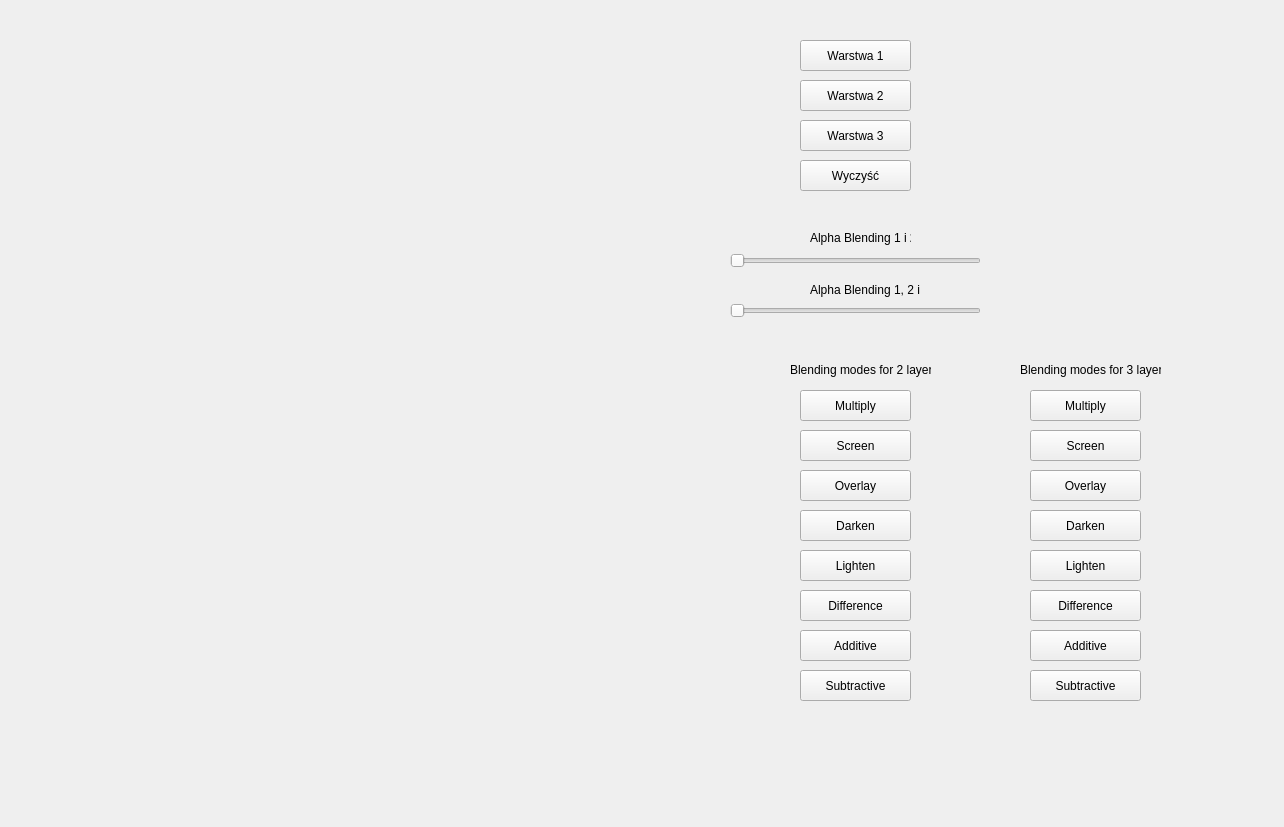
Before: the Qt Designer form blendmodeswidget.ui in jakubpradzynski/weston, drawn with Qt 5.
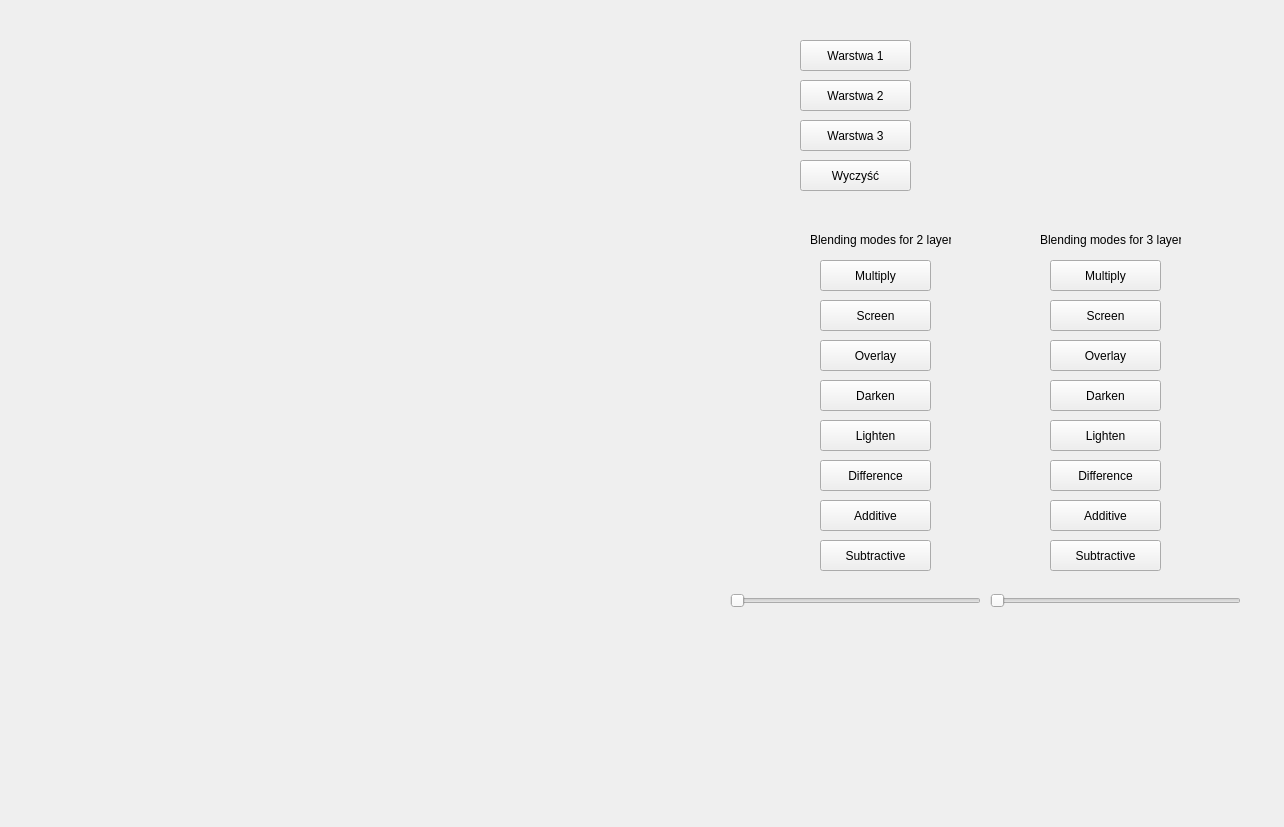
After: the same form once the commit is applied. Custom widgets are drawn as their Qt base class.

What changed in the file:
```diff
--- a/blendmodeswidget.ui
+++ b/blendmodeswidget.ui
@@ -66,7 +66,7 @@
    <property name="geometry">
     <rect>
      <x>730</x>
-     <y>250</y>
+     <y>590</y>
      <width>251</width>
      <height>22</height>
     </rect>
@@ -78,19 +78,6 @@
     <enum>Qt::Horizontal</enum>
    </property>
   </widget>
-  <widget class="QLabel" name="alphaBlendingLabel">
-   <property name="geometry">
-    <rect>
-     <x>810</x>
-     <y>230</y>
-     <width>101</width>
-     <height>16</height>
-    </rect>
-   </property>
-   <property name="text">
-    <string>Alpha Blending 1 i 2</string>
-   </property>
-  </widget>
   <widget class="QPushButton" name="clearButton">
    <property name="geometry">
     <rect>
@@ -104,24 +91,11 @@
     <string>Wyczyść</string>
    </property>
   </widget>
-  <widget class="QLabel" name="alphaBlendingForThreeLayersLabel">
-   <property name="geometry">
-    <rect>
-     <x>810</x>
-     <y>280</y>
-     <width>111</width>
-     <height>20</height>
-    </rect>
-   </property>
-   <property name="text">
-    <string>Alpha Blending 1, 2 i 3</string>
-   </property>
-  </widget>
   <widget class="QSlider" name="alphaBlendingForThreeLayersSlider">
    <property name="geometry">
     <rect>
-     <x>730</x>
-     <y>300</y>
+     <x>990</x>
+     <y>590</y>
      <width>251</width>
      <height>22</height>
     </rect>
@@ -136,8 +110,8 @@
   <widget class="QPushButton" name="multiplyButton">
    <property name="geometry">
     <rect>
-     <x>800</x>
-     <y>390</y>
+     <x>820</x>
+     <y>260</y>
      <width>111</width>
      <height>31</height>
     </rect>
@@ -149,8 +123,8 @@
   <widget class="QPushButton" name="screenButton">
    <property name="geometry">
     <rect>
-     <x>800</x>
-     <y>430</y>
+     <x>820</x>
+     <y>300</y>
      <width>111</width>
      <height>31</height>
     </rect>
@@ -162,8 +136,8 @@
   <widget class="QPushButton" name="overlayButton">
    <property name="geometry">
     <rect>
-     <x>800</x>
-     <y>470</y>
+     <x>820</x>
+     <y>340</y>
      <width>111</width>
      <height>31</height>
     </rect>
@@ -175,8 +149,8 @@
   <widget class="QPushButton" name="darkenButton">
    <property name="geometry">
     <rect>
-     <x>800</x>
-     <y>510</y>
+     <x>820</x>
+     <y>380</y>
      <width>111</width>
      <height>31</height>
     </rect>
@@ -188,8 +162,8 @@
   <widget class="QPushButton" name="lightenButton">
    <property name="geometry">
     <rect>
-     <x>800</x>
-     <y>550</y>
+     <x>820</x>
+     <y>420</y>
      <width>111</width>
      <height>31</height>
     </rect>
@@ -201,8 +175,8 @@
   <widget class="QLabel" name="blendingModesLabel">
    <property name="geometry">
     <rect>
-     <x>790</x>
-     <y>360</y>
+     <x>810</x>
+     <y>230</y>
      <width>141</width>
      <height>20</height>
     </rect>
@@ -214,8 +188,8 @@
   <widget class="QPushButton" name="differenceButton">
    <property name="geometry">
     <rect>
-     <x>800</x>
-     <y>590</y>
+     <x>820</x>
+     <y>460</y>
      <width>111</width>
      <height>31</height>
     </rect>
@@ -227,8 +201,8 @@
   <widget class="QPushButton" name="additiveButton">
    <property name="geometry">
     <rect>
-     <x>800</x>
-     <y>630</y>
+     <x>820</x>
+     <y>500</y>
      <width>111</width>
      <height>31</height>
     </rect>
@@ -240,8 +214,8 @@
   <widget class="QPushButton" name="subtractiveButton">
    <property name="geometry">
     <rect>
-     <x>800</x>
-     <y>670</y>
+     <x>820</x>
+     <y>540</y>
      <width>111</width>
      <height>31</height>
     </rect>
@@ -253,8 +227,8 @@
   <widget class="QLabel" name="blendingModesForThreeLayersLabel">
    <property name="geometry">
     <rect>
-     <x>1020</x>
-     <y>360</y>
+     <x>1040</x>
+     <y>230</y>
      <width>141</width>
      <height>20</height>
     </rect>
@@ -266,8 +240,8 @@
   <widget class="QPushButton" name="lightenForThreeLayersButton">
    <property name="geometry">
     <rect>
-     <x>1030</x>
-     <y>550</y>
+     <x>1050</x>
+     <y>420</y>
      <width>111</width>
      <height>31</height>
     </rect>
@@ -279,8 +253,8 @@
   <widget class="QPushButton" name="differenceForThreeLayersButton">
    <property name="geometry">
     <rect>
-     <x>1030</x>
-     <y>590</y>
+     <x>1050</x>
+     <y>460</y>
      <width>111</width>
      <height>31</height>
     </rect>
@@ -292,8 +266,8 @@
   <widget class="QPushButton" name="subtractiveForThreeLayersButton">
    <property name="geometry">
     <rect>
-     <x>1030</x>
-     <y>670</y>
+     <x>1050</x>
+     <y>540</y>
      <width>111</width>
      <height>31</height>
     </rect>
@@ -305,8 +279,8 @@
   <widget class="QPushButton" name="darkenForThreeLayersButton">
    <property name="geometry">
     <rect>
-     <x>1030</x>
-     <y>510</y>
+     <x>1050</x>
+     <y>380</y>
      <width>111</width>
      <height>31</height>
     </rect>
@@ -318,8 +292,8 @@
   <widget class="QPushButton" name="additiveForThreeLayersButton">
    <property name="geometry">
     <rect>
-     <x>1030</x>
-     <y>630</y>
+     <x>1050</x>
+     <y>500</y>
      <width>111</width>
      <height>31</height>
     </rect>
@@ -331,8 +305,8 @@
   <widget class="QPushButton" name="multiplyForThreeLayersButton">
    <property name="geometry">
     <rect>
-     <x>1030</x>
-     <y>390</y>
+     <x>1050</x>
+     <y>260</y>
      <width>111</width>
      <height>31</height>
     </rect>
@@ -344,8 +318,8 @@
   <widget class="QPushButton" name="overlayForThreeLayersButton">
    <property name="geometry">
     <rect>
-     <x>1030</x>
-     <y>470</y>
+     <x>1050</x>
+     <y>340</y>
      <width>111</width>
      <height>31</height>
     </rect>
@@ -357,8 +331,8 @@
   <widget class="QPushButton" name="screenForThreeLayersButton">
    <property name="geometry">
     <rect>
-     <x>1030</x>
-     <y>430</y>
+     <x>1050</x>
+     <y>300</y>
      <width>111</width>
      <height>31</height>
     </rect>
```
